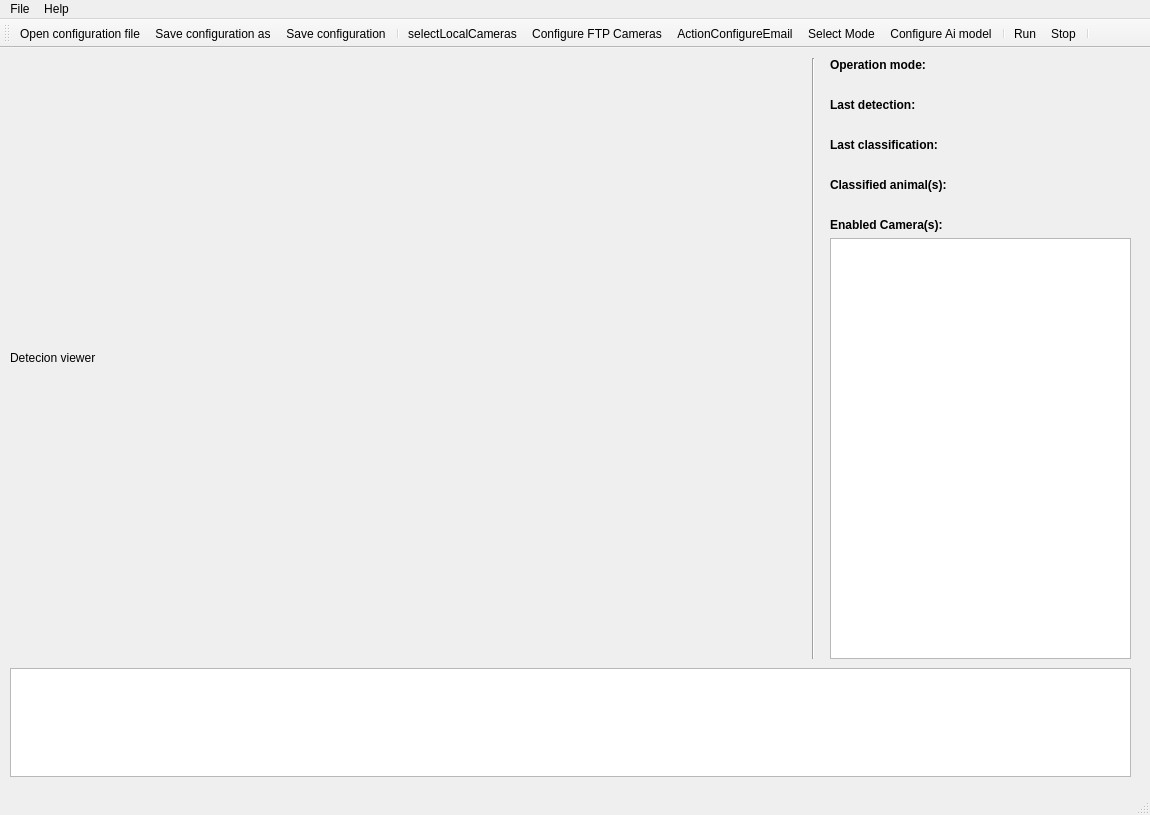
Qt form src/ui/mainwindow.ui (stefanodellosa-personal/WADAS) before a commit.
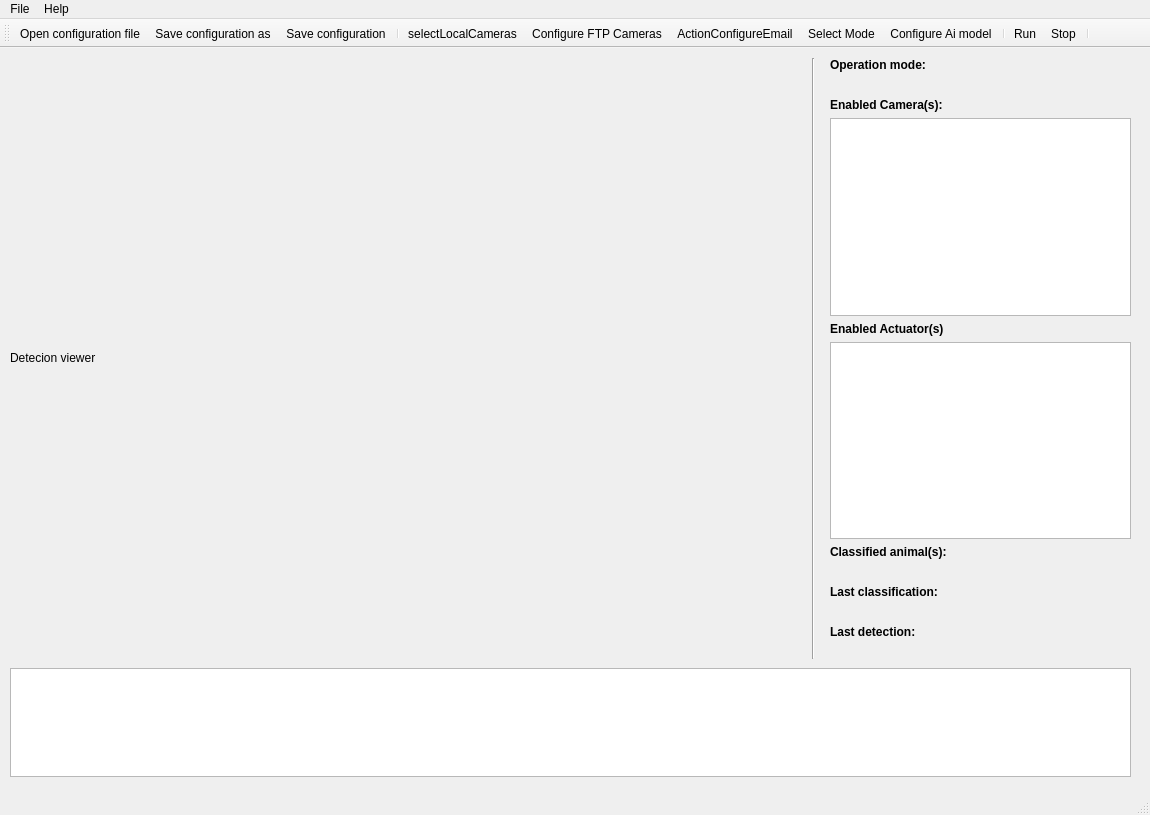
The same form after that commit. Icons and pictures are not drawn.

Commit message:
Actuators base class and ui added
Preparation for actuators enablement in WADAS:
- Actuators base class
- Actuators widget in mainwindow

```diff
--- a/src/ui/mainwindow.ui
+++ b/src/ui/mainwindow.ui
@@ -99,75 +99,6 @@
        </property>
       </widget>
      </item>
-     <item>
-      <widget class="QLabel" name="label_last_detection_title">
-       <property name="font">
-        <font>
-         <bold>true</bold>
-        </font>
-       </property>
-       <property name="text">
-        <string>Last detection:</string>
-       </property>
-      </widget>
-     </item>
-     <item>
-      <widget class="QLabel" name="label_last_detection">
-       <property name="sizePolicy">
-        <sizepolicy hsizetype="MinimumExpanding" vsizetype="Preferred">
-         <horstretch>0</horstretch>
-         <verstretch>0</verstretch>
-        </sizepolicy>
-       </property>
-       <property name="text">
-        <string/>
-       </property>
-      </widget>
-     </item>
-     <item>
-      <widget class="QLabel" name="label_last_classification_title">
-       <property name="font">
-        <font>
-         <bold>true</bold>
-        </font>
-       </property>
-       <property name="text">
-        <string>Last classification:</string>
-       </property>
-      </widget>
-     </item>
-     <item>
-      <widget class="QLabel" name="label_last_classification">
-       <property name="sizePolicy">
-        <sizepolicy hsizetype="MinimumExpanding" vsizetype="Preferred">
-         <horstretch>0</horstretch>
-         <verstretch>0</verstretch>
-        </sizepolicy>
-       </property>
-       <property name="text">
-        <string/>
-       </property>
-      </widget>
-     </item>
-     <item>
-      <widget class="QLabel" name="label_classified_animal_title">
-       <property name="font">
-        <font>
-         <bold>true</bold>
-        </font>
-       </property>
-       <property name="text">
-        <string>Classified animal(s):</string>
-       </property>
-      </widget>
-     </item>
-     <item>
-      <widget class="QLabel" name="label_classified_animal">
-       <property name="text">
-        <string/>
-       </property>
-      </widget>
-     </item>
      <item>
       <widget class="QLabel" name="label">
        <property name="font">
@@ -183,6 +114,90 @@
      <item>
       <widget class="QListWidget" name="listWidget_en_cameras"/>
      </item>
+     <item>
+      <widget class="QLabel" name="label_2">
+       <property name="font">
+        <font>
+         <bold>true</bold>
+        </font>
+       </property>
+       <property name="text">
+        <string>Enabled Actuator(s)</string>
+       </property>
+      </widget>
+     </item>
+     <item>
+      <widget class="QListWidget" name="listWidget_en_actuators"/>
+     </item>
+     <item>
+      <widget class="QLabel" name="label_classified_animal_title">
+       <property name="font">
+        <font>
+         <bold>true</bold>
+        </font>
+       </property>
+       <property name="text">
+        <string>Classified animal(s):</string>
+       </property>
+      </widget>
+     </item>
+     <item>
+      <widget class="QLabel" name="label_classified_animal">
+       <property name="text">
+        <string/>
+       </property>
+      </widget>
+     </item>
+     <item>
+      <widget class="QLabel" name="label_last_classification_title">
+       <property name="font">
+        <font>
+         <bold>true</bold>
+        </font>
+       </property>
+       <property name="text">
+        <string>Last classification:</string>
+       </property>
+      </widget>
+     </item>
+     <item>
+      <widget class="QLabel" name="label_last_classification">
+       <property name="sizePolicy">
+        <sizepolicy hsizetype="MinimumExpanding" vsizetype="Preferred">
+         <horstretch>0</horstretch>
+         <verstretch>0</verstretch>
+        </sizepolicy>
+       </property>
+       <property name="text">
+        <string/>
+       </property>
+      </widget>
+     </item>
+     <item>
+      <widget class="QLabel" name="label_last_detection_title">
+       <property name="font">
+        <font>
+         <bold>true</bold>
+        </font>
+       </property>
+       <property name="text">
+        <string>Last detection:</string>
+       </property>
+      </widget>
+     </item>
+     <item>
+      <widget class="QLabel" name="label_last_detection">
+       <property name="sizePolicy">
+        <sizepolicy hsizetype="MinimumExpanding" vsizetype="Preferred">
+         <horstretch>0</horstretch>
+         <verstretch>0</verstretch>
+        </sizepolicy>
+       </property>
+       <property name="text">
+        <string/>
+       </property>
+      </widget>
+     </item>
     </layout>
    </widget>
    <widget class="Line" name="line">
```
Left out of the diff: 2 changed lines with no effect on the pictures. The commit also changes 4 other files.
